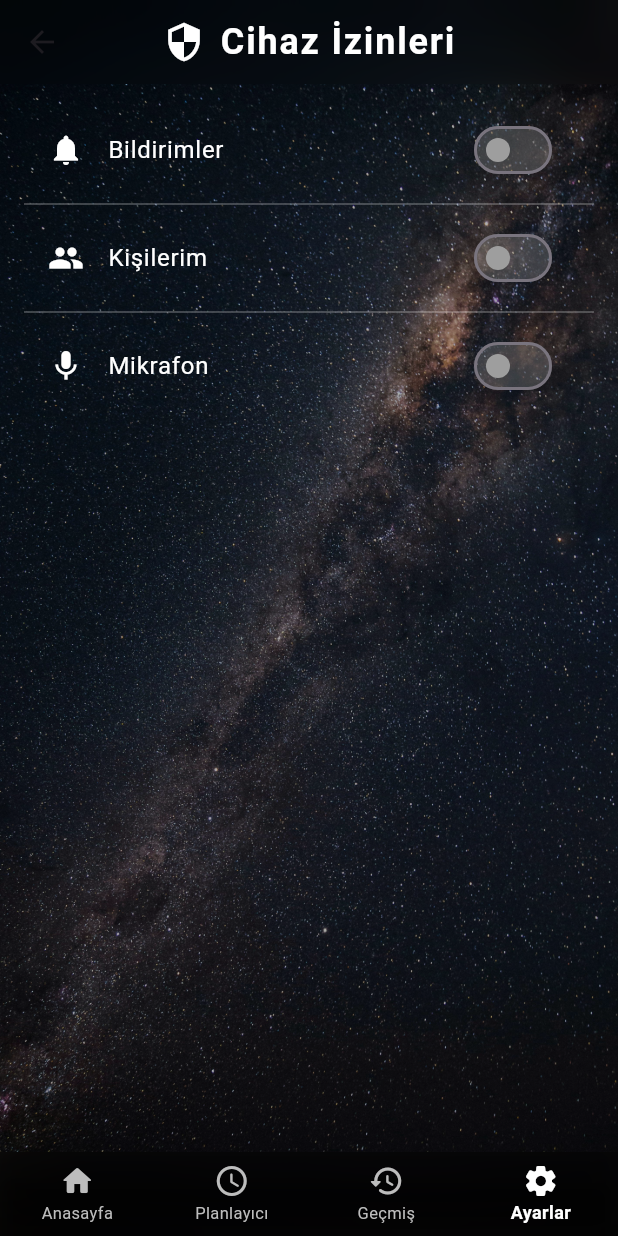
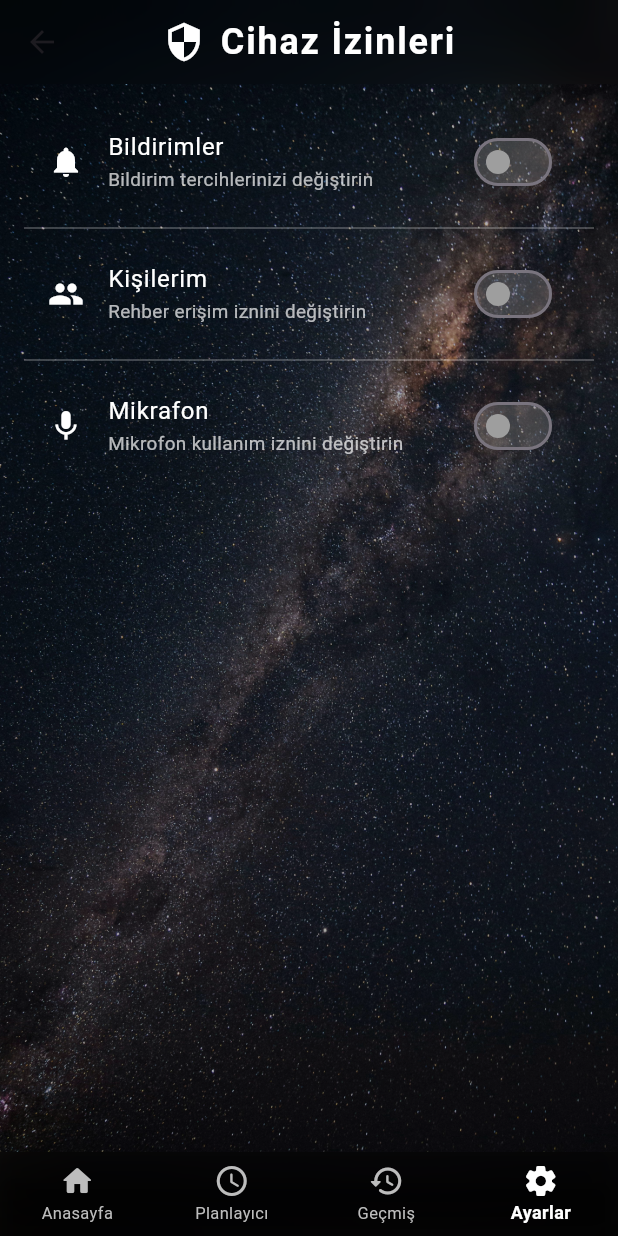
Before and after one commit to BurakYucelPY/WhatsAppBot, a Flutter app: the screen it shows after launch, item 4 of the bottom bar chosen, after a tap on "Cihaz İzinleri", on a phone screen of 412 x 824 dp. Run offline on Flutter 3.47's test engine with Material 3 defaults, Android fonts, the phone set to English and light mode, and no system bars; our stand-ins replace go_router, table_calendar.

Commit message:
UI: Added subtitles to settings and submenus

```diff
--- a/lib/screens/ayarlar/ayarlar_view.dart
+++ b/lib/screens/ayarlar/ayarlar_view.dart
@@ -54,6 +54,11 @@ class AyarlarView extends StatelessWidget {
               leading: const Icon(Icons.security, color: Colors.white),
               title: const Text('Cihaz İzinleri',
                   style: TextStyle(color: Colors.white)),
+              subtitle: Text(
+                'Uygulamanın ihtiyaç duyduğu izinleri yönetin',
+                style: TextStyle(
+                    color: Colors.white.withOpacity(0.7), fontSize: 12.6),
+              ),
               trailing: const Icon(Icons.chevron_right, color: Colors.white),
               onTap: () {
                 context.goNamed(Rotalar.cihazIzinleriName);
@@ -63,6 +68,11 @@ class AyarlarView extends StatelessWidget {
             ListTile(
               leading: const Icon(Icons.palette, color: Colors.white),
               title: const Text('Tema', style: TextStyle(color: Colors.white)),
+              subtitle: Text(
+                'Uygulama temasını değiştirin',
+                style: TextStyle(
+                    color: Colors.white.withOpacity(0.7), fontSize: 12.6),
+              ),
               trailing: const Icon(Icons.chevron_right, color: Colors.white),
               onTap: () {
                 context.goNamed(Rotalar.temaName);
@@ -73,6 +83,11 @@ class AyarlarView extends StatelessWidget {
               leading: const Icon(Icons.contacts, color: Colors.white),
               title:
                   const Text('Rehber', style: TextStyle(color: Colors.white)),
+              subtitle: Text(
+                'Kayıtlı kişilerinizi düzenleyin veya ekleyin',
+                style: TextStyle(
+                    color: Colors.white.withOpacity(0.7), fontSize: 12.6),
+              ),
               trailing: const Icon(Icons.chevron_right, color: Colors.white),
               onTap: () {
                 context.goNamed(Rotalar.rehberName);
@@ -83,6 +98,11 @@ class AyarlarView extends StatelessWidget {
               leading: const Icon(Icons.refresh, color: Colors.white),
               title:
                   const Text('Sıfırla', style: TextStyle(color: Colors.white)),
+              subtitle: Text(
+                'Uygulama ayarlarını sıfırlayın',
+                style: TextStyle(
+                    color: Colors.white.withOpacity(0.7), fontSize: 12.6),
+              ),
               trailing: const Icon(Icons.chevron_right, color: Colors.white),
               onTap: () {
                 context.goNamed(Rotalar.sifirlaName);
--- a/lib/screens/ayarlar/cihaz_izinleri/cihaz_izinleri_view.dart
+++ b/lib/screens/ayarlar/cihaz_izinleri/cihaz_izinleri_view.dart
@@ -55,6 +55,11 @@ class CihazIzinleriView extends StatelessWidget {
                   leading: const Icon(Icons.notifications, color: Colors.white),
                   title: const Text('Bildirimler',
                       style: TextStyle(color: Colors.white)),
+                  subtitle: Text(
+                    'Bildirim tercihlerinizi değiştirin',
+                    style: TextStyle(
+                        color: Colors.white.withOpacity(0.7), fontSize: 12.6),
+                  ),
                   trailing: Material(
                     color: Colors.transparent,
                     child: Switch(
@@ -72,6 +77,11 @@ class CihazIzinleriView extends StatelessWidget {
                   leading: const Icon(Icons.people, color: Colors.white),
                   title: const Text('Kişilerim',
                       style: TextStyle(color: Colors.white)),
+                  subtitle: Text(
+                    'Rehber erişim iznini değiştirin',
+                    style: TextStyle(
+                        color: Colors.white.withOpacity(0.7), fontSize: 12.6),
+                  ),
                   trailing: Switch(
                     value: provider.kisi,
                     onChanged: (value) => provider.toggleKisi(),
@@ -87,6 +97,11 @@ class CihazIzinleriView extends StatelessWidget {
                   leading: const Icon(Icons.mic, color: Colors.white),
                   title: const Text('Mikrafon',
                       style: TextStyle(color: Colors.white)),
+                  subtitle: Text(
+                    'Mikrofon kullanım iznini değiştirin',
+                    style: TextStyle(
+                        color: Colors.white.withOpacity(0.7), fontSize: 12.6),
+                  ),
                   trailing: Material(
                     color: Colors.transparent,
                     child: Switch(
```
Also changed, not shown: lib/screens/ayarlar/rehber/rehber_view.dart (+31 -2 lines), lib/screens/ayarlar/sifirla/sifirla_view.dart (+15 -0 lines), lib/screens/ayarlar/rehber/kisi_duzenle/kisi_duzenle.dart (added), lib/screens/ayarlar/rehber/kisi_duzenle/kisi_duzenle_view.dart (added), lib/screens/ayarlar/rehber/kisi_ekle/kisi_ekle.dart (added), lib/screens/ayarlar/rehber/kisi_ekle/kisi_ekle_view.dart (added).
